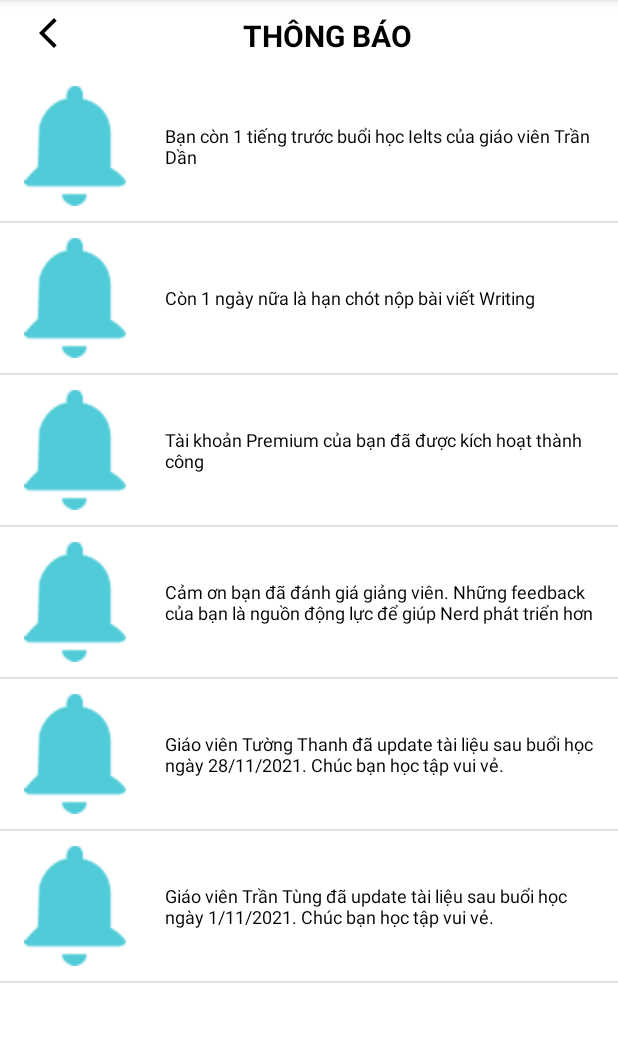
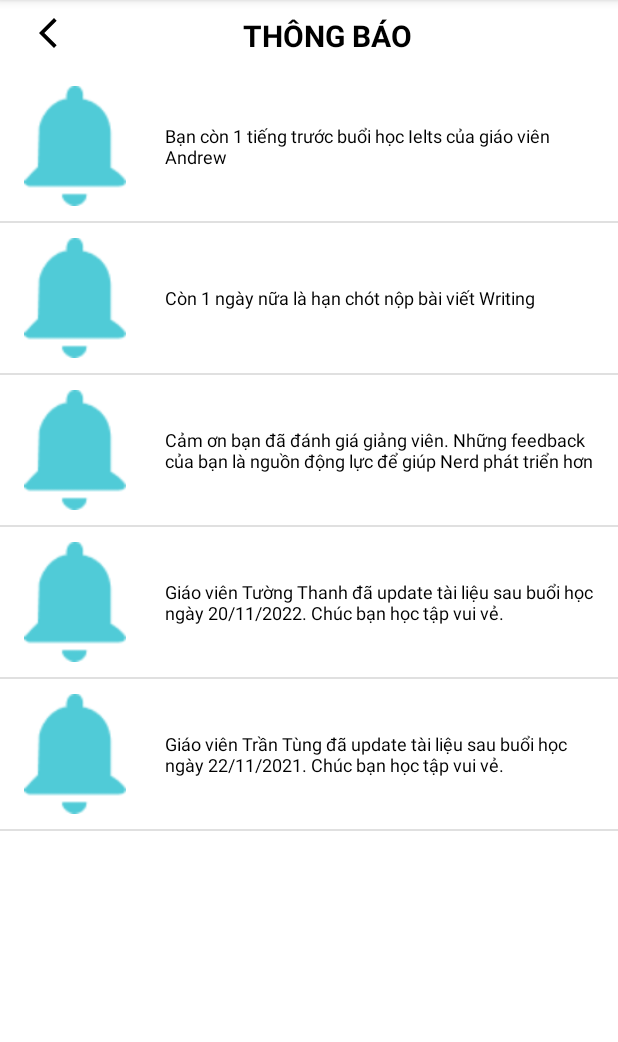
Before and after one commit to NgocAnhTu/Nerd, an Android app: the Notification screen opened directly, with no data from a screen before it, on a phone screen of 412 x 824 dp, the part 84-1126 px from its top. Run offline under Robolectric (Android 15) with nearby library versions, the phone set to English and light mode, and no system bars.

Commit message:
update phan thong bao

```diff
--- a/app/src/main/java/com/example/nerd/Notification.java
+++ b/app/src/main/java/com/example/nerd/Notification.java
@@ -39,12 +39,11 @@ public class Notification extends AppCompatActivity {
 
     private void initData() {
         notifications = new ArrayList<>();
-        notifications.add(new com.example.model.Notifications("Bạn còn 1 tiếng trước buổi học Ielts của giáo viên Trần Dần"));
+        notifications.add(new com.example.model.Notifications("Bạn còn 1 tiếng trước buổi học Ielts của giáo viên Andrew"));
         notifications.add(new com.example.model.Notifications("Còn 1 ngày nữa là hạn chót nộp bài viết Writing"));
-        notifications.add(new com.example.model.Notifications("Tài khoản Premium của bạn đã được kích hoạt thành công"));
         notifications.add(new com.example.model.Notifications("Cảm ơn bạn đã đánh giá giảng viên. Những feedback của bạn là nguồn động lực để giúp Nerd phát triển hơn"));
-        notifications.add(new com.example.model.Notifications("Giáo viên Tường Thanh đã update tài liệu sau buổi học ngày 28/11/2021. Chúc bạn học tập vui vẻ."));
-        notifications.add(new com.example.model.Notifications("Giáo viên Trần Tùng đã update tài liệu sau buổi học ngày 1/11/2021. Chúc bạn học tập vui vẻ."));
+        notifications.add(new com.example.model.Notifications("Giáo viên Tường Thanh đã update tài liệu sau buổi học ngày 20/11/2022. Chúc bạn học tập vui vẻ."));
+        notifications.add(new com.example.model.Notifications("Giáo viên Trần Tùng đã update tài liệu sau buổi học ngày 22/11/2021. Chúc bạn học tập vui vẻ."));
         notificationAdapter = new ItemNotificationAdapter(this, notifications);
         lvNotification.setAdapter(notificationAdapter);
     }
--- a/app/src/main/java/com/example/utils/General.java
+++ b/app/src/main/java/com/example/utils/General.java
@@ -1,8 +1,6 @@
 package com.example.utils;
 
 import com.example.database.DatabaseHelper;
-import com.example.database.DatabaseHelper;
-import com.example.database.GiangVienDataBase;
 import com.example.model.Users;
 
 public class General {
--- a/app/src/main/res/layout/activity_homepage.xml
+++ b/app/src/main/res/layout/activity_homepage.xml
@@ -274,13 +274,14 @@
                         android:layout_weight="1"
                         android:background="#FFFFFF" />
                 </LinearLayout>
+
                 <Button
                     android:id="@+id/btn_See"
                     android:layout_width="wrap_content"
                     android:layout_height="wrap_content"
                     android:layout_gravity="center"
-                    android:text="xem tất cả giáo viên"
-                    android:backgroundTint="#1B4965"/>
+                    android:backgroundTint="#1B4965"
+                    android:text="xem tất cả giáo viên" />
             </LinearLayout>
 
             <LinearLayout
```
Also changed, not shown: app/src/main/java/com/example/database/GiangVienDataBase.java (deleted, +0 -58 lines).
